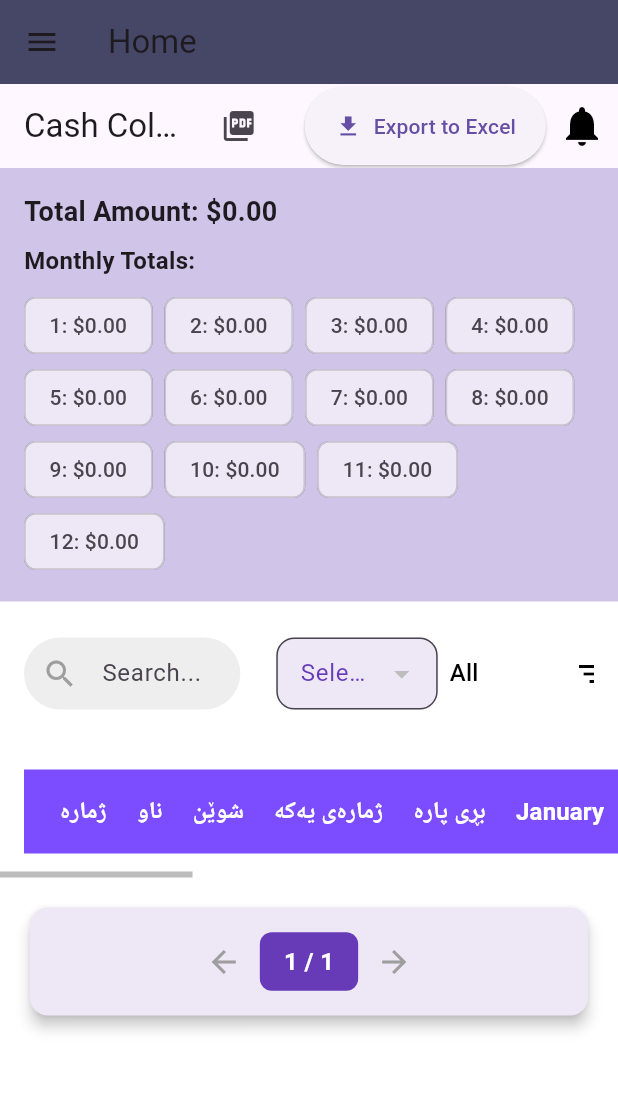
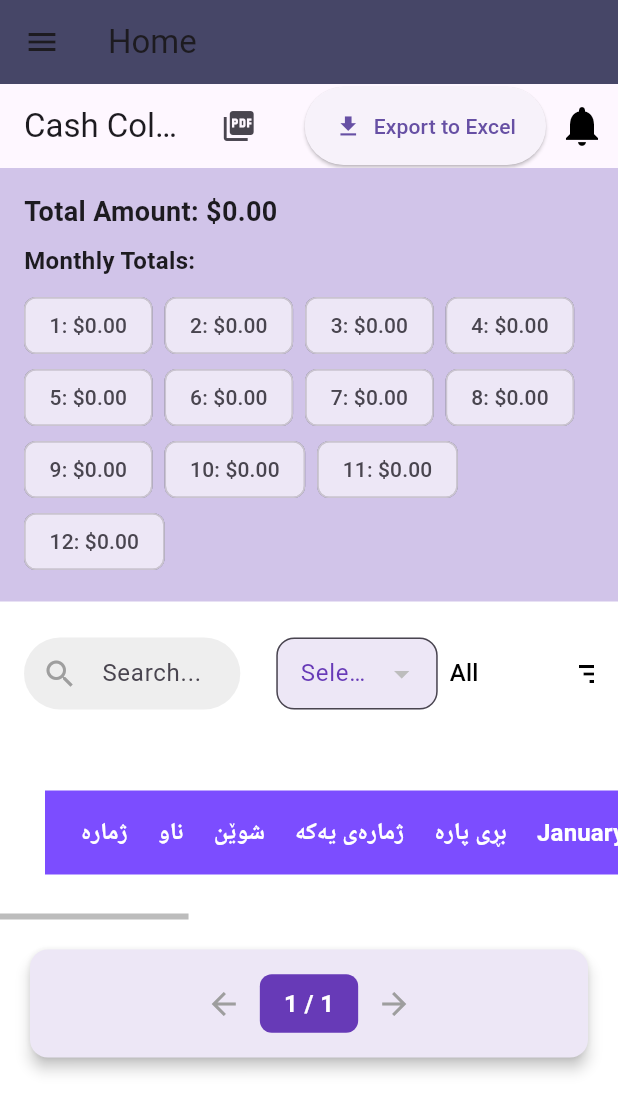
Before and after one commit to mohamedfalah3/cashnotify, a Flutter app: the screen it shows once a user with an empty profile is signed in, on a phone screen of 412 x 824 dp. Shown: the top 1112 px of the screen. Run offline on Flutter 3.47's test engine with Material 3 defaults, Android fonts, the phone set to English and light mode, and no system bars; our stand-ins replace cloud_firestore, csv, firebase_auth, firebase_core, pdf, printing and 1 more; missing offline and left inert: dart:html; accounts and stored records are empty.

Commit message:
fixing scrolling

```diff
--- a/lib/screens/payment_table.dart
+++ b/lib/screens/payment_table.dart
@@ -543,10 +543,10 @@ class _PaymentTableState extends State<PaymentTable>
                             minWidth: MediaQuery.of(context).size.width,
                           ),
                           child: Padding(
-                            padding: EdgeInsets.all(16),
+                            padding: EdgeInsets.all(30),
                             child: DataTable(
                               columnSpacing: 20.0,
-                              headingRowColor: MaterialStateColor.resolveWith(
+                              headingRowColor: WidgetStateColor.resolveWith(
                                 (states) => Colors.deepPurpleAccent,
                               ),
                               columns: placesProvider.buildColumns(),
```
